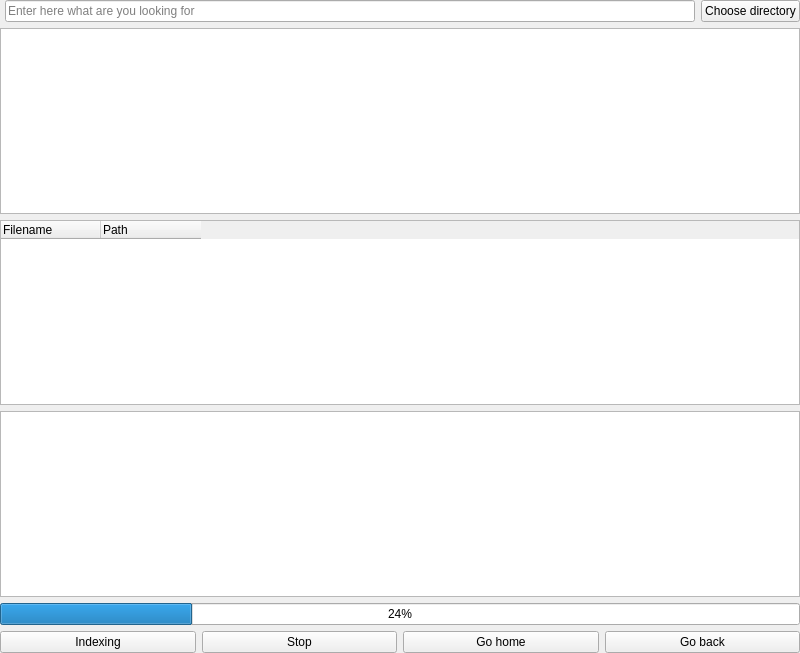
Before: the Qt Designer form find_substring/mainwindow.ui in CaelmBleidd/find_substring, drawn with Qt 5.
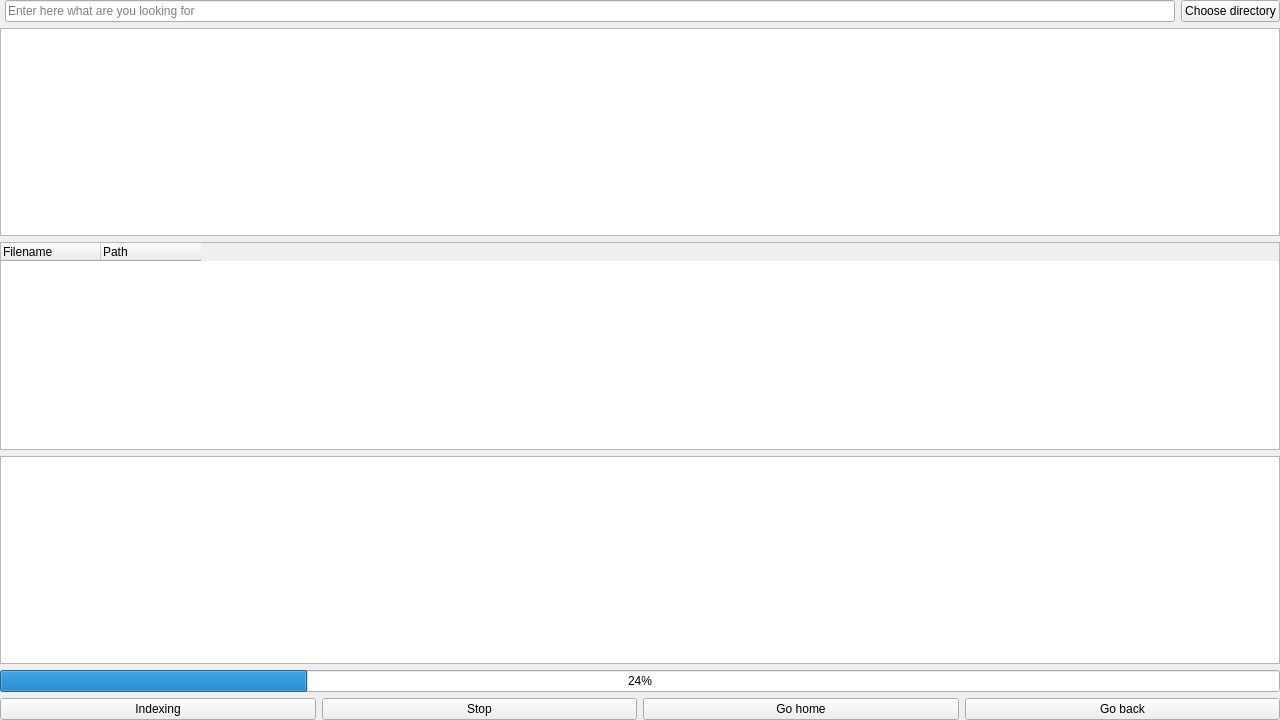
After: the same form once the commit is applied.

```diff
--- a/find_substring/mainwindow.ui
+++ b/find_substring/mainwindow.ui
@@ -6,8 +6,8 @@
    <rect>
     <x>0</x>
     <y>0</y>
-    <width>800</width>
-    <height>653</height>
+    <width>1280</width>
+    <height>720</height>
    </rect>
   </property>
   <property name="sizePolicy">
```
